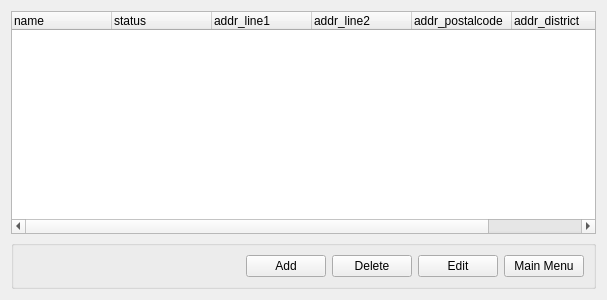
Wolframe/Wolframe, file examples/demo/crm/client/listEmployee.ui: the form before one commit.
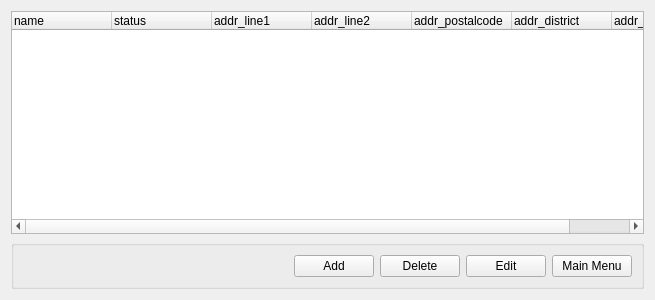
The form after the commit.

```diff
--- a/examples/demo/crm/client/listEmployee.ui
+++ b/examples/demo/crm/client/listEmployee.ui
@@ -6,7 +6,7 @@
    <rect>
     <x>0</x>
     <y>0</y>
-    <width>607</width>
+    <width>655</width>
     <height>300</height>
    </rect>
   </property>
```
Left out of the diff: 8 changed lines with no effect on the pictures.
